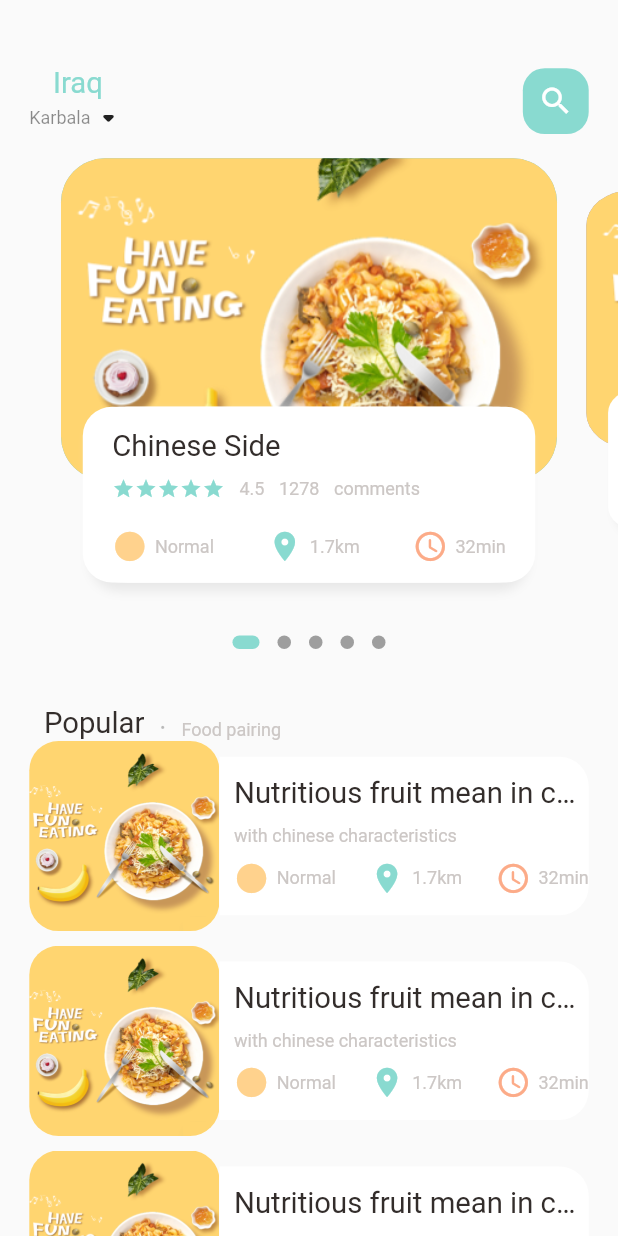
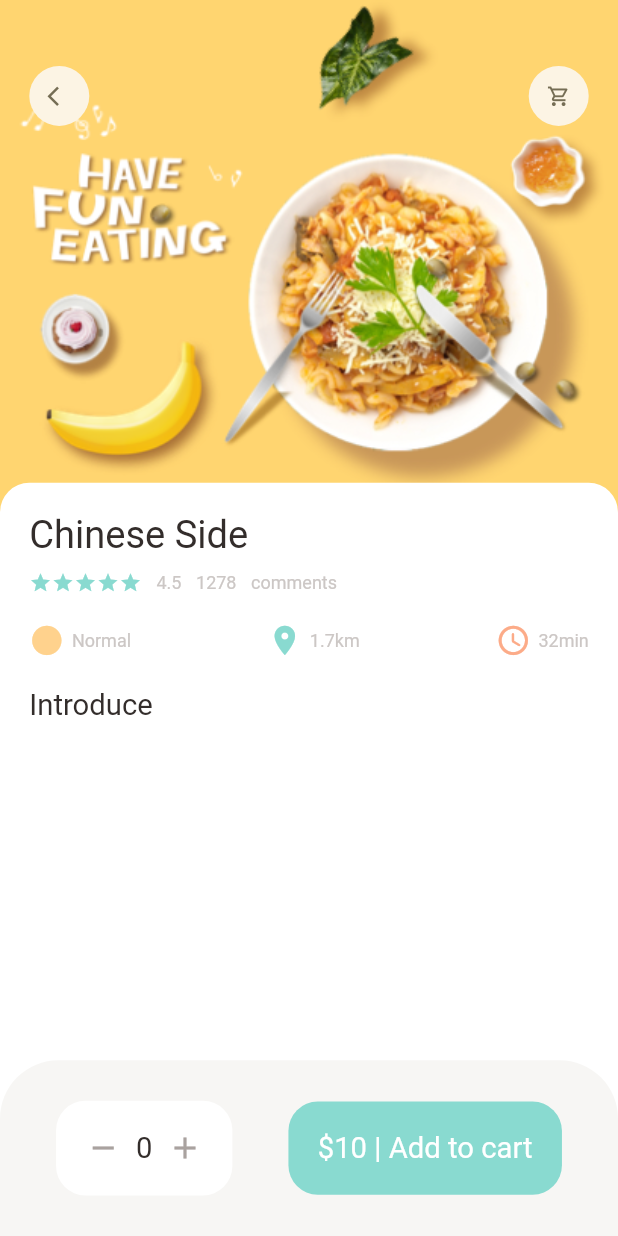
Before and after one commit to aliwaseem27/FoodStore, a Flutter app: the screen it shows after launch, on a phone screen of 412 x 824 dp. Run offline on Flutter 3.47's test engine with Material 2 defaults, Android fonts, the phone set to English and light mode, and no system bars; drawn by our look-alikes of dots_indicator; our stand-ins replace get.

Commit message:
Adding food details page

```diff
--- a/food_store/lib/main.dart
+++ b/food_store/lib/main.dart
@@ -1,5 +1,6 @@
 import 'package:flutter/material.dart';
-import 'package:food_store/home/main_food_page.dart';
+import 'package:food_store/pages/food/popular_food_detail.dart';
+import 'package:food_store/pages/home/main_food_page.dart';
 import 'package:get/get.dart';
 
 void main() {
@@ -18,7 +19,7 @@ class MyApp extends StatelessWidget {
         theme: ThemeData(
           primarySwatch: Colors.blue,
         ),
-        home: MainFoodPage(),
+        home: PopularFoodDetail(),
       );
   }
 }
--- /dev/null
+++ b/food_store/lib/pages/food/popular_food_detail.dart
@@ -0,0 +1,117 @@
+import 'package:flutter/material.dart';
+import 'package:food_store/utils/colors.dart';
+import 'package:food_store/utils/dimensions.dart';
+import 'package:food_store/widgets/app_icon.dart';
+import 'package:food_store/widgets/big_text.dart';
+import 'package:food_store/widgets/info_column.dart';
+
+class PopularFoodDetail extends StatelessWidget {
+  const PopularFoodDetail({Key? key}) : super(key: key);
+
+  @override
+  Widget build(BuildContext context) {
+    return Scaffold(
+      backgroundColor: Colors.white,
+      body: Stack(
+        children: [
+          // Cover Image
+          Positioned(
+            left: 0,
+            right: 0,
+            child: Container(
+              width: double.maxFinite,
+              height: Dimensions.popularFoodImageSize,
+              decoration: BoxDecoration(
+                image: DecorationImage(
+                  fit: BoxFit.cover,
+                  image: AssetImage("assets/image/food0.png"),
+                ),
+              ),
+            ),
+          ),
+          // Upper Buttons
+          Positioned(
+            top: Dimensions.height45,
+            left: Dimensions.width20,
+            right: Dimensions.width20,
+            child: Row(
+              mainAxisAlignment: MainAxisAlignment.spaceBetween,
+              children: [
+                AppIcon(icon: Icons.arrow_back_ios),
+                AppIcon(icon: Icons.shopping_cart_outlined),
+              ],
+            ),
+          ),
+          // Details part
+          Positioned(
+            left: 0,
+            right: 0,
+            top: Dimensions.popularFoodImageSize - 20,
+            bottom: 0,
+            child: Container(
+              padding: EdgeInsets.only(
+                left: Dimensions.width20,
+                right: Dimensions.width20,
+                top: Dimensions.height20,
+              ),
+              decoration: BoxDecoration(
+                color: Colors.white,
+                borderRadius: BorderRadius.only(
+                  topRight: Radius.circular(Dimensions.radius20),
+                  topLeft: Radius.circular(Dimensions.radius20),
+                ),
+              ),
+              child: Column(
+                crossAxisAlignment: CrossAxisAlignment.start,
+                children: [
+                  InfoColumn(text: "Chinese Side"),
+                  SizedBox(height: Dimensions.height20),
+                  BigText(text: "Introduce"),
+                ],
+              ),
+            ),
+          ),
+        ],
+      ),
+      bottomNavigationBar: Container(
+        height: Dimensions.bottomHeightBar,
+        decoration: BoxDecoration(
+          color: AppColors.buttonBackgroundColor,
+          borderRadius: BorderRadius.only(
+            topRight: Radius.circular(Dimensions.radius20*2),
+            topLeft: Radius.circular(Dimensions.radius20*2),
+          ),
+        ),
+        child: Row(
+          mainAxisAlignment: MainAxisAlignment.spaceEvenly,
+          children: [
+            Container(
+              padding: EdgeInsets.only(top: Dimensions.height20, bottom: Dimensions.height20, left: Dimensions.width20, right: Dimensions.width20),
+              decoration: BoxDecoration(
+                color: Colors.white,
+                borderRadius: BorderRadius.circular(Dimensions.radius20),
+              ),
+              child: Row(
+                children: [
+                  Icon(Icons.remove, color: AppColors.signColor),
+                  SizedBox(width: Dimensions.width10),
+                  BigText(text: "0"),
+                  SizedBox(width: Dimensions.width10),
+                  Icon(Icons.add, color: AppColors.signColor),
+                ],
+              ),
+            ),
+            Container(
+              padding: EdgeInsets.only(top: Dimensions.height20, bottom: Dimensions.height20, left: Dimensions.width20, right: Dimensions.width20),
+              decoration: BoxDecoration(
+                color: AppColors.mainColor,
+                borderRadius: BorderRadius.circular(Dimensions.radius20),
+              ),
+              child: BigText(text: '\$10 | Add to cart', color: Colors.white),
+            ),
+          ],
+        ),
+      ),
+    );
+  }
+}
--- a/food_store/lib/home/food_page_body.dart
+++ b/food_store/lib/pages/home/food_page_body.dart
@@ -3,6 +3,7 @@ import 'package:flutter/material.dart';
 import 'package:food_store/utils/colors.dart';
 import 'package:food_store/widgets/big_text.dart';
 import 'package:food_store/widgets/icon_and_text_widget.dart';
+import 'package:food_store/widgets/info_column.dart';
 import 'package:food_store/widgets/small_text.dart';
 import 'package:food_store/utils/dimensions.dart';
 
@@ -228,57 +229,8 @@ class _FoodPageBodyState extends State<FoodPageBody> {
                     top: Dimensions.height15,
                     left: Dimensions.width15,
                     right: Dimensions.width15),
-                child: Column(
-                  crossAxisAlignment: CrossAxisAlignment.start,
-                  children: [
-                    BigText(text: "Chinese Side"),
-                    SizedBox(
-                      height: Dimensions.height10,
-                    ),
-                    Row(
-                      children: [
-                        Wrap(
-                          children: List.generate(
-                            5,
-                            (index) => Icon(
-                              Icons.star,
-                              color: AppColors.mainColor,
-                              size: 15,
-                            ),
-                          ),
-                        ),
-                        SizedBox(width: Dimensions.height10),
-                        SmallText(text: '4.5'),
-                        SizedBox(width: Dimensions.height10),
-                        SmallText(text: '1278'),
-                        SizedBox(width: Dimensions.height10),
-                        SmallText(text: 'comments'),
-                      ],
-                    ),
-                    SizedBox(
-                      height: Dimensions.height20,
-                    ),
-                    Row(
-                      mainAxisAlignment: MainAxisAlignment.spaceBetween,
-                      children: [
-                        IconAndTextWidget(
-                          icon: Icons.circle,
-                          text: "Normal",
-                          iconColor: AppColors.iconColor1,
-                        ),
-                        IconAndTextWidget(
-                          icon: Icons.location_on,
-                          text: "1.7km",
-                          iconColor: AppColors.mainColor,
-                        ),
-                        IconAndTextWidget(
-                          icon: Icons.access_time_rounded,
-                          text: "32min",
-                          iconColor: AppColors.iconColor2,
-                        ),
-                      ],
-                    ),
-                  ],
+                child: InfoColumn(
+                  text: "Chinese Side",
                 ),
               ),
             ),
--- a/food_store/lib/home/main_food_page.dart
+++ b/food_store/lib/pages/home/main_food_page.dart
@@ -1,5 +1,5 @@
 import 'package:flutter/material.dart';
-import 'package:food_store/home/food_page_body.dart';
+import 'package:food_store/pages/home/food_page_body.dart';
 import 'package:food_store/utils/colors.dart';
 import 'package:food_store/utils/dimensions.dart';
 import 'package:food_store/widgets/big_text.dart';
--- a/food_store/lib/utils/dimensions.dart
+++ b/food_store/lib/utils/dimensions.dart
@@ -1,41 +1,49 @@
 import 'package:get/get.dart';
 
-class Dimensions{
+class Dimensions {
   static double screenHeight = Get.context!.height;
   static double screenWidth = Get.context!.width;
 
-  static double pageView = screenHeight/2.64;
-  static double pageViewContainer = screenHeight/3.84;
-  static double pageViewTextContainer = screenHeight/7.03;
+  static double pageView = screenHeight / 2.64;
+  static double pageViewContainer = screenHeight / 3.84;
+  static double pageViewTextContainer = screenHeight / 7.03;
 
   // dynamic height padding and margin
-  static double height10 = screenHeight/84.4;
-  static double height15 = screenHeight/56.27;
-  static double height20 = screenHeight/42.2;
-  static double height30 = screenHeight/28.13;
-  static double height45 = screenHeight/18.76;
+  static double height10 = screenHeight / 84.4;
+  static double height15 = screenHeight / 56.27;
+  static double height20 = screenHeight / 42.2;
+  static double height30 = screenHeight / 28.13;
+  static double height45 = screenHeight / 18.76;
+
+  // dynamic width padding and margin
+  static double width10 = screenHeight / 84.4;
+  static double width15 = screenHeight / 56.27;
+  static double width20 = screenHeight / 42.2;
+  static double width30 = screenHeight / 28.13;
+  static double width45 = screenHeight / 18.76;
+
+  // font size
+  static double font16 = screenHeight / 52.75;
+  static double font20 = screenHeight / 42.2;
+  static double font26 = screenHeight / 32.46;
+
+  // radius
+  static double radius15 = screenHeight / 56.27;
+  static double radius20 = screenHeight / 42.2;
+  static double radius30 = screenHeight / 28.13;
+
+  // iconSize
+  static double iconSize24 = screenHeight / 35.17;
+  static double iconSize16 = screenHeight / 52.75;
 
 
-  // dynamic width padding and margin
-  static double width10 = screenHeight/84.4;
-  static double width15 = screenHeight/56.27;
-  static double width20 = screenHeight/42.2;
-  static double width30 = screenHeight/28.13;
-  static double width45 = screenHeight/18.76;
+  // list view container
+  static double listViewImageSize = screenWidth / 3.25;
+  static double listViewTextContainerSize = screenWidth / 3.9;
 
+  // popular food page
+  static double popularFoodImageSize = screenHeight/2.41;
 
-  static double font20 = screenHeight/42.2;
-
-  // radius
-  static double radius15 = screenHeight/56.27;
-  static double radius20 = screenHeight/42.2;
-  static double radius30 = screenHeight/28.13;
-
-  // iconSize
-  static double iconSize24 = screenHeight/35.17;
-
-  // list view container
-static double listViewImageSize = screenWidth/3.25;
-static double listViewTextContainerSize = screenWidth/3.9;
-
+  // bottom Nav Bar
+  static double bottomHeightBar = screenHeight/7.03;
 }
--- /dev/null
+++ b/food_store/lib/widgets/app_icon.dart
@@ -0,0 +1,34 @@
+import 'package:flutter/material.dart';
+import 'package:food_store/utils/dimensions.dart';
+
+class AppIcon extends StatelessWidget {
+  final IconData icon;
+  final Color backgroundColor;
+  final Color iconColor;
+  final double size;
+
+  AppIcon(
+      {Key? key,
+      required this.icon,
+       this.backgroundColor = const Color(0xFFfcf4e4),
+       this.iconColor = const Color(0xFF756d54),
+       this.size = 40})
+      : super(key: key);
+
+  @override
+  Widget build(BuildContext context) {
+    return Container(
+      width: size,
+      height: size,
+      decoration: BoxDecoration(
+        borderRadius: BorderRadius.circular(size/2),
+        color: backgroundColor,
+      ),
+      child: Icon(
+        icon,
+        color: iconColor,
+        size: Dimensions.iconSize16,
+      ),
+    );
+  }
+}
--- /dev/null
+++ b/food_store/lib/widgets/info_column.dart
@@ -0,0 +1,68 @@
+import 'package:flutter/material.dart';
+import 'package:food_store/utils/colors.dart';
+import 'package:food_store/utils/dimensions.dart';
+import 'package:food_store/widgets/big_text.dart';
+import 'package:food_store/widgets/icon_and_text_widget.dart';
+import 'package:food_store/widgets/small_text.dart';
+
+class InfoColumn extends StatelessWidget {
+  final String text;
+
+  const InfoColumn({Key? key, required this.text}) : super(key: key);
+
+  @override
+  Widget build(BuildContext context) {
+    return Column(
+      crossAxisAlignment: CrossAxisAlignment.start,
+      children: [
+        BigText(text: text, fontSize: Dimensions.font26,),
+        SizedBox(
+          height: Dimensions.height10,
+        ),
+        Row(
+          children: [
+            Wrap(
+              children: List.generate(
+                5,
+                (index) => Icon(
+                  Icons.star,
+                  color: AppColors.mainColor,
+                  size: 15,
+                ),
+              ),
+            ),
+            SizedBox(width: Dimensions.height10),
+            SmallText(text: '4.5'),
+            SizedBox(width: Dimensions.height10),
+            SmallText(text: '1278'),
+            SizedBox(width: Dimensions.height10),
+            SmallText(text: 'comments'),
+          ],
+        ),
+        SizedBox(
+          height: Dimensions.height20,
+        ),
+        Row(
+          mainAxisAlignment: MainAxisAlignment.spaceBetween,
+          children: [
+            IconAndTextWidget(
+              icon: Icons.circle,
+              text: "Normal",
+              iconColor: AppColors.iconColor1,
+            ),
+            IconAndTextWidget(
+              icon: Icons.location_on,
+              text: "1.7km",
+              iconColor: AppColors.mainColor,
+            ),
+            IconAndTextWidget(
+              icon: Icons.access_time_rounded,
+              text: "32min",
+              iconColor: AppColors.iconColor2,
+            ),
+          ],
+        ),
+      ],
+    );
+  }
+}
```
